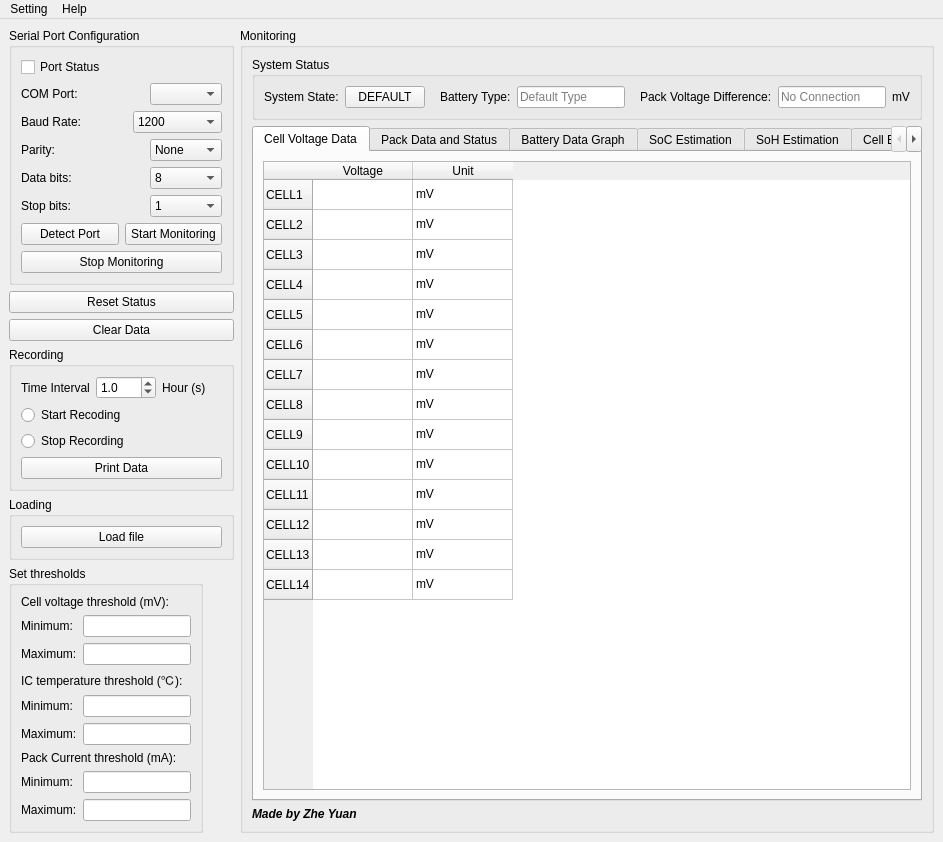
The window that UI/BMS_GUI.ui (Zyuangeorge/Third_year_project) describes before a commit, drawn with Qt 5.
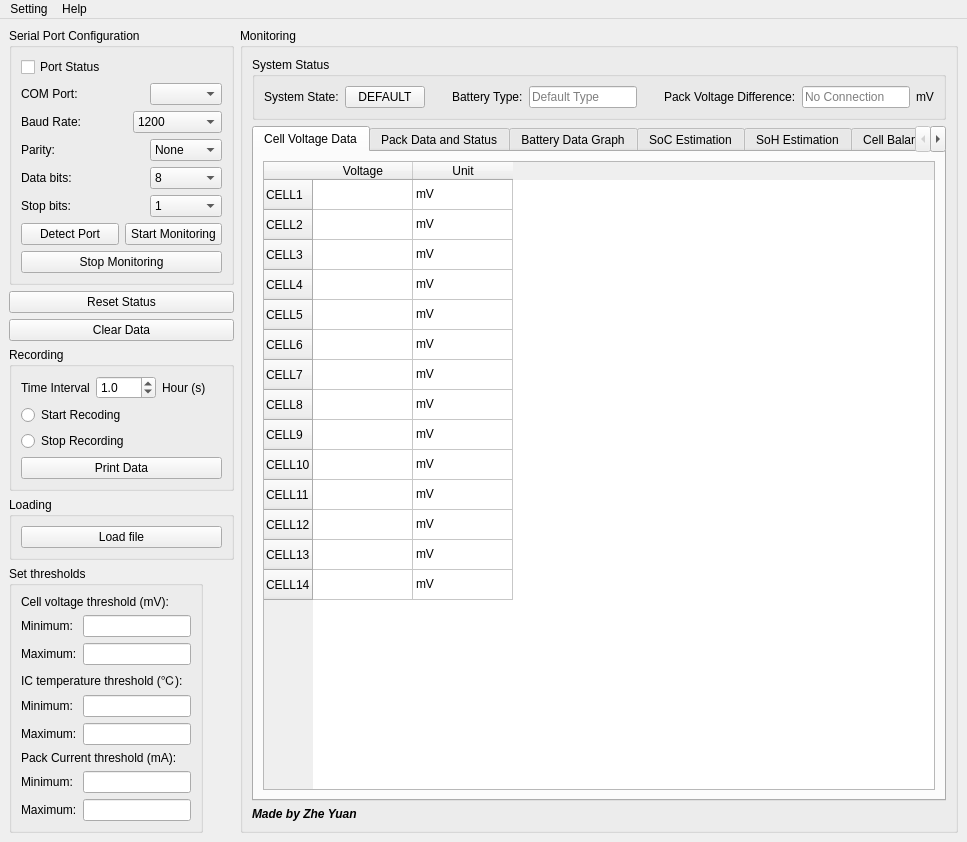
The same window after the commit.

```diff
--- a/UI/BMS_GUI.ui
+++ b/UI/BMS_GUI.ui
@@ -6,7 +6,7 @@
    <rect>
     <x>0</x>
     <y>0</y>
-    <width>943</width>
+    <width>967</width>
     <height>791</height>
    </rect>
   </property>
@@ -2088,7 +2088,7 @@
     <rect>
      <x>0</x>
      <y>0</y>
-     <width>943</width>
+     <width>967</width>
      <height>20</height>
     </rect>
    </property>
```
Left out of the diff: 6 changed lines with no effect on the pictures. Lines whose indentation alone changed are shown as unchanged.
